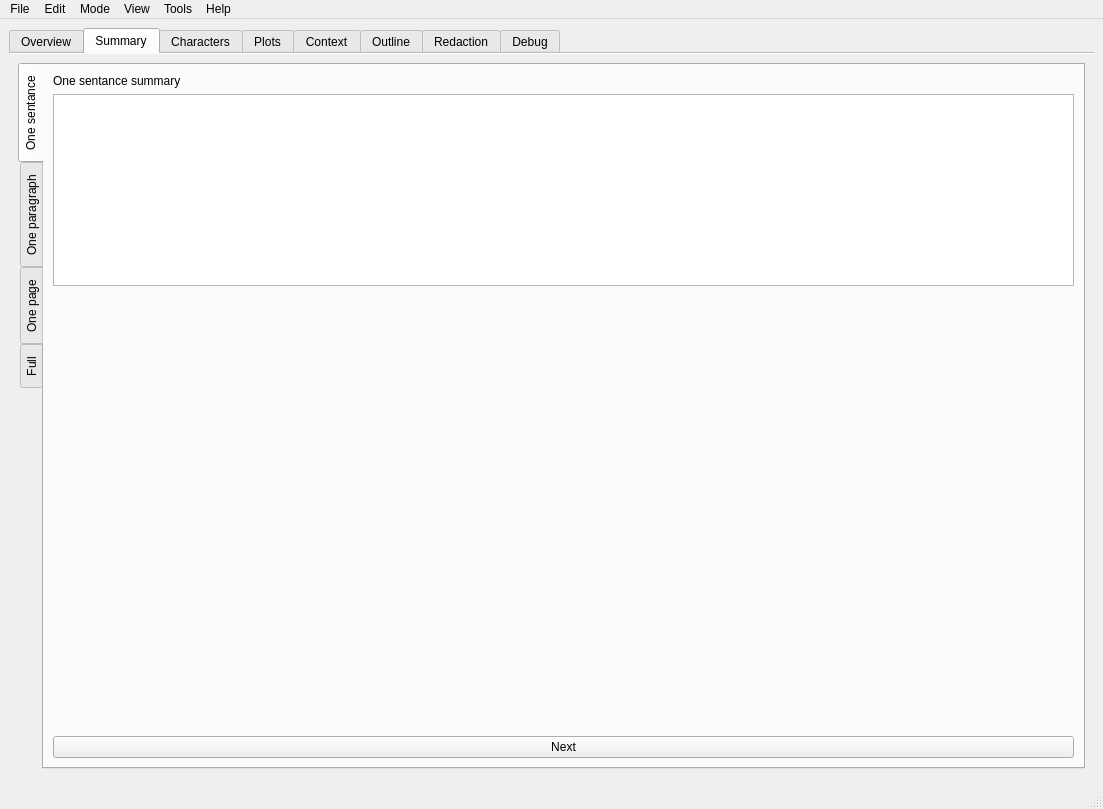
Above: src/ui/mainWindow.ui from olivierkes/manuskript before the change. Below: the same form after it.
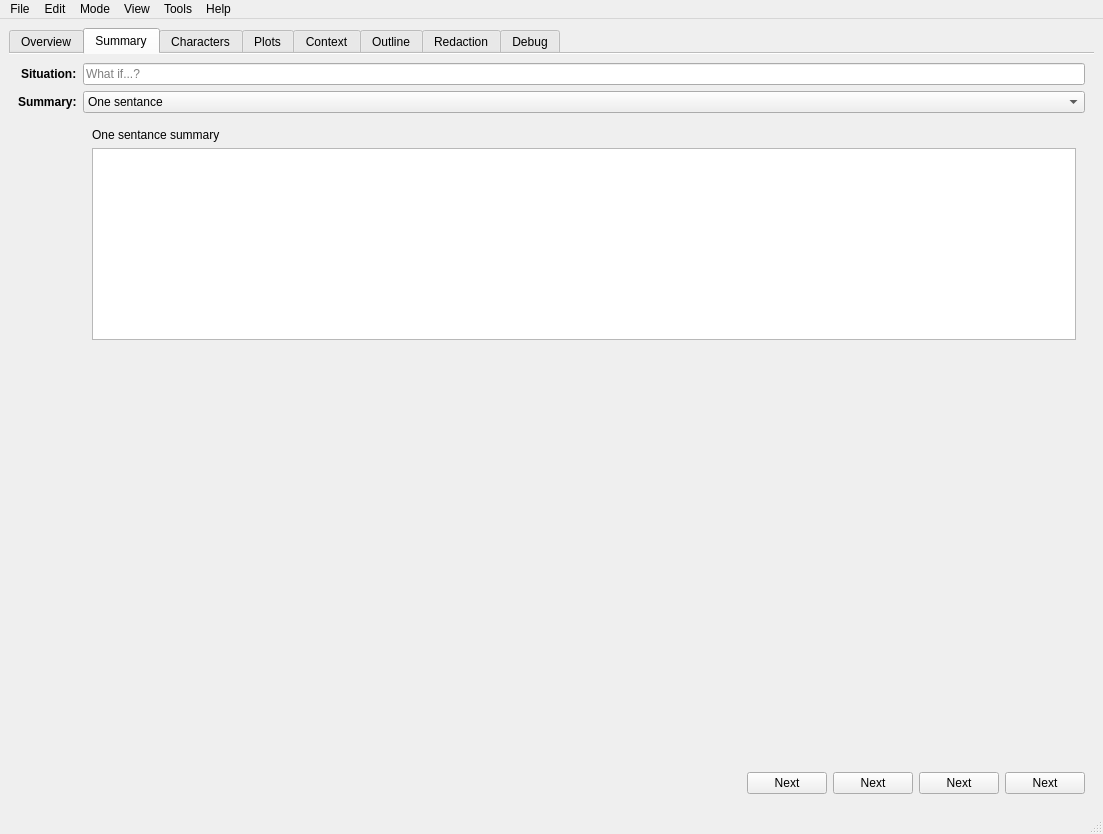
That is the form after the change. The open tabs and pages were chosen to show the change. Icons and pictures are not drawn. Custom widgets are drawn as their Qt base class.

```diff
--- a/src/ui/mainWindow.ui
+++ b/src/ui/mainWindow.ui
@@ -7,7 +7,7 @@
     <x>0</x>
     <y>0</y>
     <width>1103</width>
-    <height>809</height>
+    <height>834</height>
    </rect>
   </property>
   <property name="windowTitle">
@@ -176,17 +176,70 @@
        </attribute>
        <layout class="QVBoxLayout" name="verticalLayout_24">
         <item>
-         <widget class="QTabWidget" name="tabSummary">
-          <property name="tabPosition">
-           <enum>QTabWidget::West</enum>
+         <layout class="QFormLayout" name="formLayout_5">
+          <property name="labelAlignment">
+           <set>Qt::AlignRight|Qt::AlignTop|Qt::AlignTrailing</set>
           </property>
-          <property name="currentIndex">
-           <number>0</number>
-          </property>
-          <widget class="QWidget" name="tab_14">
-           <attribute name="title">
+          <item row="0" column="0">
+           <widget class="QLabel" name="label_9">
+            <property name="font">
+             <font>
+              <weight>75</weight>
+              <bold>true</bold>
+             </font>
+            </property>
+            <property name="text">
+             <string>Situation:</string>
+            </property>
+           </widget>
+          </item>
+          <item row="1" column="0">
+           <widget class="QLabel" name="label_29">
+            <property name="font">
+             <font>
+              <weight>75</weight>
+              <bold>true</bold>
+             </font>
+            </property>
+            <property name="text">
+             <string>Summary:</string>
+            </property>
+           </widget>
+          </item>
+          <item row="1" column="1">
+           <layout class="QVBoxLayout" name="lytSummary">
+            <item>
+             <widget class="QComboBox" name="cmbSummary">
+              <item>
+               <property name="text">
             <string>One sentance</string>
-           </attribute>
+               </property>
+              </item>
+              <item>
+               <property name="text">
+                <string>One paragraph</string>
+               </property>
+              </item>
+              <item>
+               <property name="text">
+                <string>One page</string>
+               </property>
+              </item>
+              <item>
+               <property name="text">
+                <string>Full</string>
+               </property>
+              </item>
+             </widget>
+            </item>
+           </layout>
+          </item>
+          <item row="2" column="1">
+           <widget class="QStackedWidget" name="tabSummary">
+            <property name="currentIndex">
+             <number>0</number>
+            </property>
+            <widget class="QWidget" name="tabSummaryPage1">
            <layout class="QVBoxLayout" name="verticalLayout_5">
             <item>
              <widget class="QLabel" name="label">
@@ -225,24 +278,9 @@
               </property>
              </spacer>
             </item>
-            <item>
-             <widget class="QPushButton" name="btnStepTwo">
-              <property name="text">
-               <string>Next</string>
-              </property>
-              <property name="icon">
-               <iconset theme="go-next">
-                <normaloff/>
-               </iconset>
-              </property>
-             </widget>
-            </item>
-           </layout>
-          </widget>
-          <widget class="QWidget" name="tab_13">
-           <attribute name="title">
-            <string>One paragraph</string>
-           </attribute>
+             </layout>
+            </widget>
+            <widget class="QWidget" name="tabSummaryPage2">
            <layout class="QHBoxLayout" name="horizontalLayout_4">
             <item>
              <layout class="QVBoxLayout" name="verticalLayout">
@@ -320,26 +358,11 @@
                 </property>
                </spacer>
               </item>
-              <item>
-               <widget class="QPushButton" name="btnStepThree">
-                <property name="text">
-                 <string>Next</string>
-                </property>
-                <property name="icon">
-                 <iconset theme="go-next">
-                  <normaloff/>
-                 </iconset>
-                </property>
-               </widget>
-              </item>
              </layout>
             </item>
            </layout>
           </widget>
-          <widget class="QWidget" name="tabWidgetPage1">
-           <attribute name="title">
-            <string>One page</string>
-           </attribute>
+            <widget class="QWidget" name="tabSummaryPage3">
            <layout class="QHBoxLayout" name="horizontalLayout_7">
             <item>
              <layout class="QVBoxLayout" name="verticalLayout_6">
@@ -370,18 +393,6 @@
                 </property>
                </spacer>
               </item>
-              <item>
-               <widget class="QPushButton" name="btnStepFive">
-                <property name="text">
-                 <string>Next</string>
-                </property>
-                <property name="icon">
-                 <iconset theme="go-next">
-                  <normaloff/>
-                 </iconset>
-                </property>
-               </widget>
-              </item>
              </layout>
             </item>
             <item>
@@ -414,10 +425,7 @@
             </item>
            </layout>
           </widget>
-          <widget class="QWidget" name="tabWidgetPage2">
-           <attribute name="title">
-            <string>Full</string>
-           </attribute>
+            <widget class="QWidget" name="tabSummaryPage4">
            <layout class="QHBoxLayout" name="horizontalLayout_8">
             <item>
              <layout class="QVBoxLayout" name="verticalLayout_7">
@@ -435,18 +443,6 @@
                 </property>
                </widget>
               </item>
-              <item>
-               <widget class="QPushButton" name="btnStepSeven">
-                <property name="text">
-                 <string>Next</string>
-                </property>
-                <property name="icon">
-                 <iconset theme="go-next">
-                  <normaloff/>
-                 </iconset>
-                </property>
-               </widget>
-              </item>
              </layout>
             </item>
             <item>
@@ -481,6 +477,84 @@
           </widget>
          </widget>
         </item>
+          <item row="3" column="1">
+           <layout class="QHBoxLayout" name="horizontalLayout_5">
+            <item>
+             <spacer name="horizontalSpacer_8">
+              <property name="orientation">
+               <enum>Qt::Horizontal</enum>
+              </property>
+              <property name="sizeHint" stdset="0">
+               <size>
+                <width>40</width>
+                <height>20</height>
+               </size>
+              </property>
+             </spacer>
+            </item>
+            <item>
+             <widget class="QPushButton" name="btnStepThree">
+              <property name="text">
+               <string>Next</string>
+              </property>
+              <property name="icon">
+               <iconset theme="go-next">
+                <normaloff/>
+               </iconset>
+              </property>
+             </widget>
+            </item>
+            <item>
+             <widget class="QPushButton" name="btnStepTwo">
+              <property name="text">
+               <string>Next</string>
+              </property>
+              <property name="icon">
+               <iconset theme="go-next">
+                <normaloff/>
+               </iconset>
+              </property>
+             </widget>
+            </item>
+            <item>
+             <widget class="QPushButton" name="btnStepFive">
+              <property name="text">
+               <string>Next</string>
+              </property>
+              <property name="icon">
+               <iconset theme="go-next">
+                <normaloff/>
+               </iconset>
+              </property>
+             </widget>
+            </item>
+            <item>
+             <widget class="QPushButton" name="btnStepSeven">
+              <property name="text">
+               <string>Next</string>
+              </property>
+              <property name="icon">
+               <iconset theme="go-next">
+                <normaloff/>
+               </iconset>
+              </property>
+             </widget>
+            </item>
+           </layout>
+          </item>
+          <item row="0" column="1">
+           <layout class="QVBoxLayout" name="lytSituation">
+            <item>
+             <widget class="QLineEdit" name="txtSummarySituation">
+              <property name="placeholderText">
+               <string>What if...?</string>
+              </property>
+             </widget>
+            </item>
+           </layout>
+          </item>
+         </layout>
+        </item>
        </layout>
       </widget>
       <widget class="QWidget" name="lytTabPersos">
```
Left out of the diff: 60 changed lines with no effect on the pictures. Lines whose indentation alone changed are shown as unchanged.
